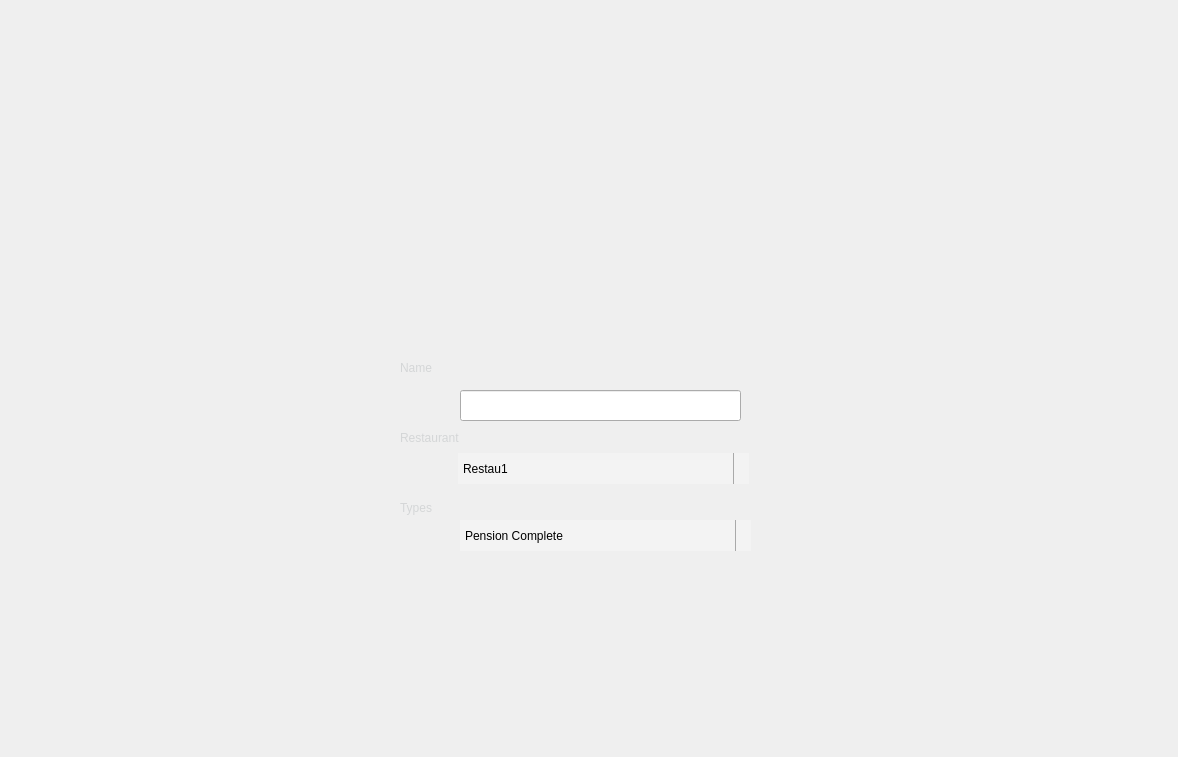
This is add_students.ui in worldroot/SmartUniversity as Qt 5 draws it before an edit. The edited form follows.
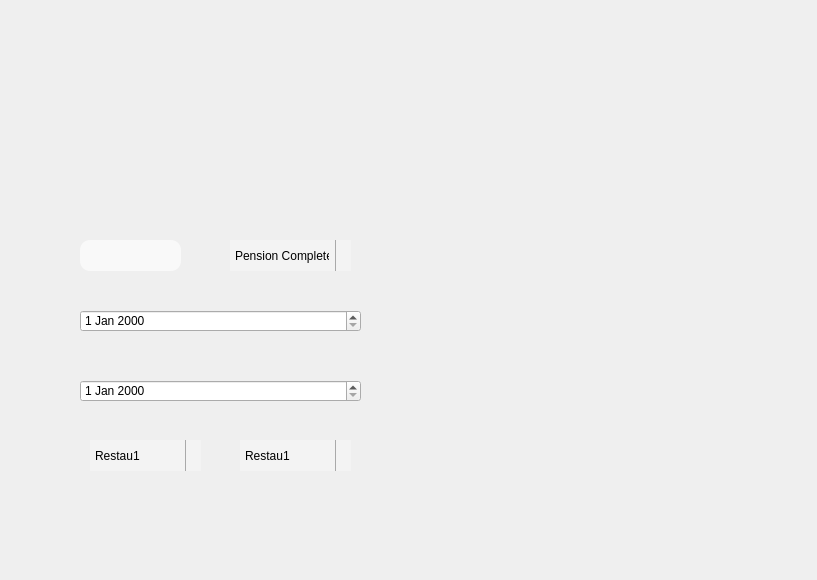
This is the edited form. Icons and pictures are not drawn.

What changed in the file:
```diff
--- a/add_students.ui
+++ b/add_students.ui
@@ -6,8 +6,8 @@
    <rect>
     <x>0</x>
     <y>0</y>
-    <width>1178</width>
-    <height>757</height>
+    <width>817</width>
+    <height>580</height>
    </rect>
   </property>
   <property name="maximumSize">
@@ -49,75 +49,15 @@
     <string/>
    </property>
   </widget>
-  <widget class="QLabel" name="Name">
-   <property name="geometry">
-    <rect>
-     <x>400</x>
-     <y>360</y>
-     <width>41</width>
-     <height>16</height>
-    </rect>
-   </property>
-   <property name="styleSheet">
-    <string notr="true">#Name{
-background: transparent;
-border-radius: 20px;
-color: rgba(212, 214, 215, 1);
-}</string>
-   </property>
-   <property name="text">
-    <string>Name</string>
-   </property>
-  </widget>
-  <widget class="QLabel" name="Restaurant">
-   <property name="geometry">
-    <rect>
-     <x>400</x>
-     <y>430</y>
-     <width>71</width>
-     <height>16</height>
-    </rect>
-   </property>
-   <property name="styleSheet">
-    <string notr="true">#Restaurant{
-background: transparent;
-border-radius: 20px;
-color: rgba(212, 214, 215, 1);
-}</string>
-   </property>
-   <property name="text">
-    <string>Restaurant</string>
-   </property>
-  </widget>
-  <widget class="QLabel" name="Types">
-   <property name="geometry">
-    <rect>
-     <x>400</x>
-     <y>500</y>
-     <width>41</width>
-     <height>16</height>
-    </rect>
-   </property>
-   <property name="styleSheet">
-    <string notr="true">#Types{
-background: transparent;
-border-radius: 20px;
-color: rgba(212, 214, 215, 1);
-}</string>
-   </property>
-   <property name="text">
-    <string>Types</string>
-   </property>
-  </widget>
   <widget class="QComboBox" name="Restau_selection">
    <property name="enabled">
     <bool>true</bool>
    </property>
    <property name="geometry">
     <rect>
-     <x>458</x>
-     <y>453</y>
-     <width>291</width>
+     <x>240</x>
+     <y>440</y>
+     <width>111</width>
      <height>31</height>
     </rect>
    </property>
@@ -194,9 +134,9 @@
   <widget class="QComboBox" name="Types_selection">
    <property name="geometry">
     <rect>
-     <x>460</x>
-     <y>520</y>
-     <width>291</width>
+     <x>230</x>
+     <y>240</y>
+     <width>121</width>
      <height>31</height>
     </rect>
    </property>
@@ -268,26 +208,174 @@
     </property>
    </item>
   </widget>
-  <widget class="QLineEdit" name="Name_text">
+  <widget class="QPushButton" name="send">
    <property name="geometry">
     <rect>
-     <x>460</x>
-     <y>390</y>
-     <width>281</width>
+     <x>240</x>
+     <y>500</y>
+     <width>121</width>
+     <height>41</height>
+    </rect>
+   </property>
+   <property name="styleSheet">
+    <string notr="true">#send{
+border: transparent;
+border-radius: 20px;
+background: transparent;
+
+}
+
+#send:hover{
+background:rgba(46, 204, 113, 0.2);
+
+}</string>
+   </property>
+   <property name="text">
+    <string/>
+   </property>
+  </widget>
+  <widget class="QComboBox" name="Etudiant_selection">
+   <property name="enabled">
+    <bool>true</bool>
+   </property>
+   <property name="geometry">
+    <rect>
+     <x>90</x>
+     <y>440</y>
+     <width>111</width>
      <height>31</height>
     </rect>
    </property>
-   <property name="autoFillBackground">
+   <property name="styleSheet">
+    <string notr="true">#Etudiant_selection{
+border: 1px ;
+border-radius: 20px;
+color:dark;
+
+}
+QComboBox:editable{
+background:  rgba(249, 249, 249, 0.35);
+border:  transparent;
+
+}
+
+QComboBox:!editable, QComboBox::drop-down:editable {
+     background: rgba(249, 249, 249, 0.35);
+}
+
+/* QComboBox gets the &quot;on&quot; state when the popup is open */
+QComboBox:!editable:on, QComboBox::drop-down:editable:on {
+    background: rgba(249, 249, 249, 0.35);
+}
+QComboBox:on { /* shift the text when the popup opens */
+    padding-top: 3px;
+    padding-left: 4px;
+}
+
+QComboBox::drop-down {
+    subcontrol-origin: padding;
+    subcontrol-position: top right;
+    width: 15px;
+
+    border-left-width: 1px;
+    border-left-color: darkgray;
+    border-left-style: solid; /* just a single line */
+    border-top-right-radius: 3px; /* same radius as the QComboBox */
+    border-bottom-right-radius: 3px;
+}
+QComboBox::down-arrow:on { /* shift the arrow when popup is open */
+    top: 1px;
+    left: 1px;
+}
+
+QComboBox QAbstractItemView {
+    border: 2px solid darkgray;
+    selection-background-color: lightgray;
+}
+
+
+</string>
+   </property>
+   <property name="editable">
     <bool>false</bool>
    </property>
+   <property name="currentText">
+    <string>Restau1</string>
+   </property>
+   <property name="duplicatesEnabled">
+    <bool>false</bool>
+   </property>
+   <item>
+    <property name="text">
+     <string>Restau1</string>
+    </property>
+   </item>
+   <item>
+    <property name="text">
+     <string>Restau2</string>
+    </property>
+   </item>
+  </widget>
+  <widget class="QPushButton" name="cancel">
+   <property name="geometry">
+    <rect>
+     <x>90</x>
+     <y>500</y>
+     <width>121</width>
+     <height>41</height>
+    </rect>
+   </property>
    <property name="styleSheet">
-    <string notr="true">color:&quot;dark&quot;;</string>
+    <string notr="true">#cancel{
+border: transparent;
+border-radius: 20px;
+background: transparent;
+
+}
+
+#cancel:hover{
+background:rgba(46, 204, 113, 0.2);
+
+}</string>
    </property>
    <property name="inputMethodHints">
     <set>Qt::ImhNone</set>
    </property>
-   <property name="clearButtonEnabled">
-    <bool>false</bool>
+  </widget>
+  <widget class="QDateEdit" name="dateEdit">
+   <property name="geometry">
+    <rect>
+     <x>80</x>
+     <y>310</y>
+     <width>281</width>
+     <height>22</height>
+    </rect>
+   </property>
+  </widget>
+  <widget class="QDateEdit" name="dateEdit_2">
+   <property name="geometry">
+    <rect>
+     <x>80</x>
+     <y>380</y>
+     <width>281</width>
+     <height>22</height>
+    </rect>
+   </property>
+  </widget>
+  <widget class="QLineEdit" name="lineEdit_id">
+   <property name="geometry">
+    <rect>
+     <x>80</x>
+     <y>240</y>
+     <width>101</width>
+     <height>31</height>
+    </rect>
+   </property>
+   <property name="styleSheet">
+    <string notr="true">background: #f9f9f9;
+border-radius: 10px;
+color:&quot;dark&quot;
+</string>
    </property>
   </widget>
  </widget>
```
Left out of the diff: 8 changed lines with no effect on the pictures.
